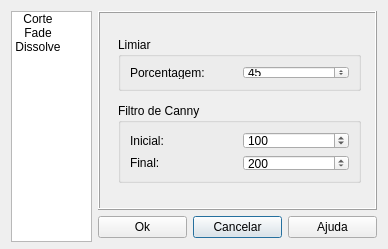
Above: DEV/Interface/detectConfig.ui from fabriciols/m-fit before the change. Below: the same form after it.
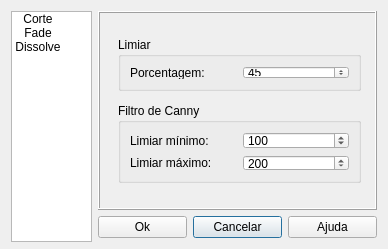
That is the form after the change. Icons and pictures are not drawn.

Commit message: Mudei o nome dos spinBox

Diff of the .ui file:
```diff
--- a/DEV/Interface/detectConfig.ui
+++ b/DEV/Interface/detectConfig.ui
@@ -132,14 +132,14 @@
              <item row="1" column="0" >
               <widget class="QLabel" name="labelLast" >
                <property name="text" >
-                <string>Final:</string>
+                <string>Limiar máximo:</string>
                </property>
               </widget>
              </item>
              <item row="0" column="0" >
               <widget class="QLabel" name="labelFirst" >
                <property name="text" >
-                <string>Inicial:</string>
+                <string>Limiar mínimo:</string>
                </property>
               </widget>
              </item>
```
Left out of the diff: 4 changed lines with no effect on the pictures.
